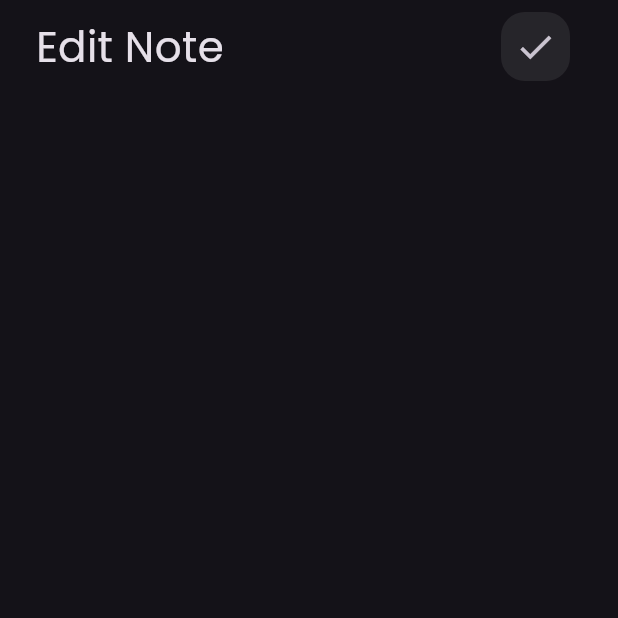
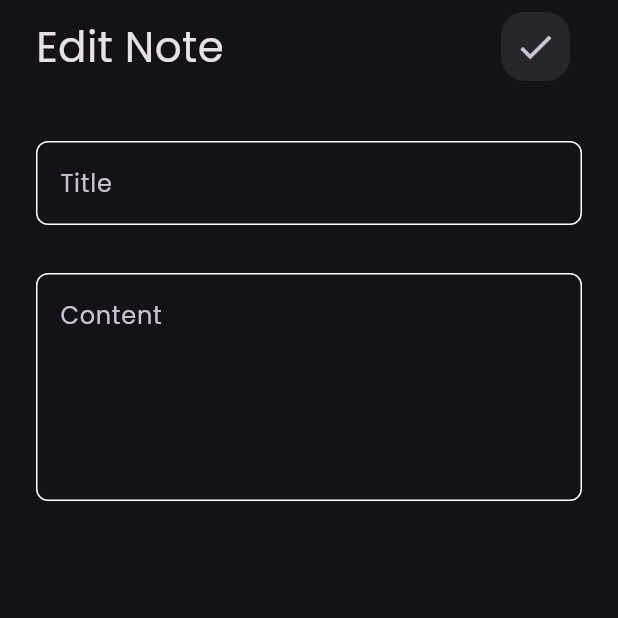
Before and after one commit to RashadPro/flutter_notes_app, a Flutter app: the EditNoteView screen opened directly, on a phone screen of 412 x 824 dp, the top half of it. Run offline on Flutter 3.47's test engine with Material 3 defaults, Android fonts, the phone set to English and light mode, and no system bars; our stand-ins replace font_awesome_flutter.

Commit message:
edit note view ui

```diff
--- a/lib/views/widgets/custom_app_bar.dart
+++ b/lib/views/widgets/custom_app_bar.dart
@@ -20,6 +20,7 @@ class CustomAppBar extends StatelessWidget {
         //Icon -> Search
         CustomIconButton(
           icon: icon,
+
         ),
       ],
     );
--- a/lib/views/widgets/custom_icon_button.dart
+++ b/lib/views/widgets/custom_icon_button.dart
@@ -1,4 +1,5 @@
 import 'package:flutter/material.dart';
+import 'package:notes_app/constants.dart';
 
 class CustomIconButton extends StatelessWidget {
   const CustomIconButton({
--- a/lib/views/widgets/edit_note_view_body.dart
+++ b/lib/views/widgets/edit_note_view_body.dart
@@ -1,4 +1,5 @@
 import 'package:flutter/material.dart';
+import 'package:notes_app/views/widgets/custom_text_field.dart';
 import 'custom_app_bar.dart';
 
 class EditNoteViewBody extends StatelessWidget {
@@ -14,6 +15,15 @@ class EditNoteViewBody extends StatelessWidget {
             title: 'Edit Note',
             icon: Icons.check,
           ),
+          SizedBox(height: 32),
+          //Title
+          CustomTextField(hint: 'Title'),
+          SizedBox(height: 32),
+          //Content
+          CustomTextField(
+            hint: 'Content',
+            maxLines: 5,
+          )
         ]),
       ),
     );
```
